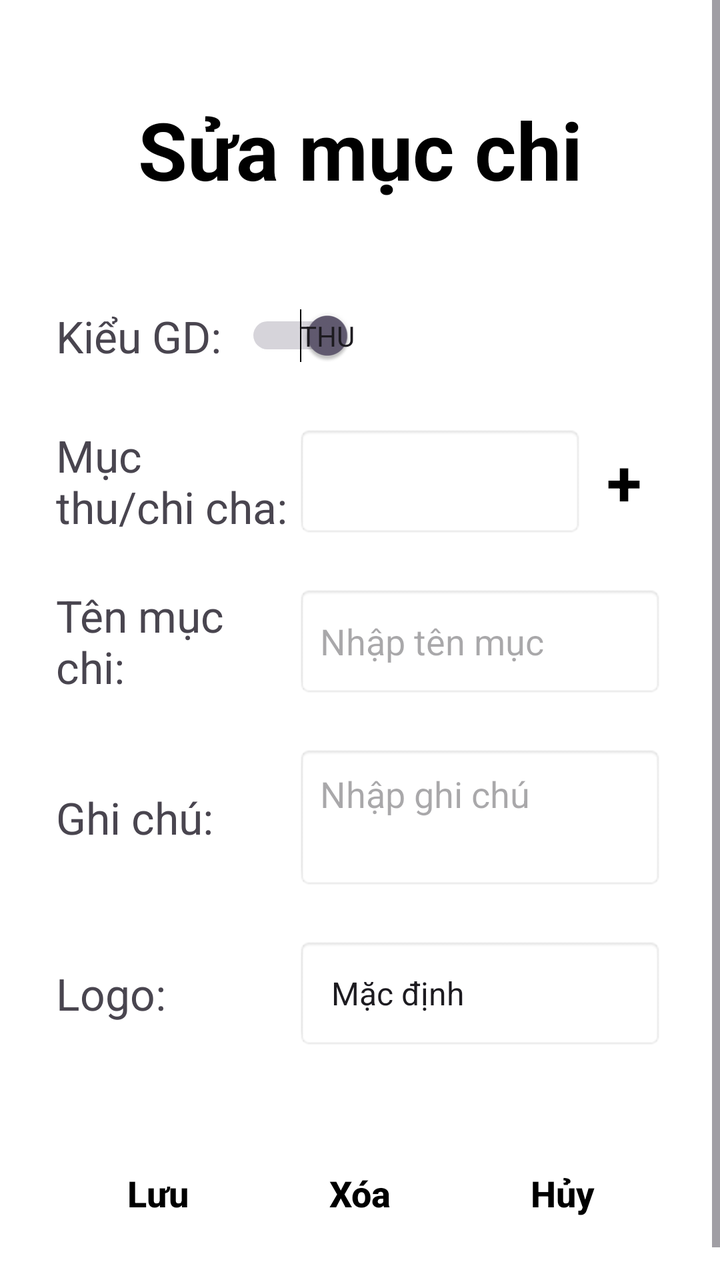
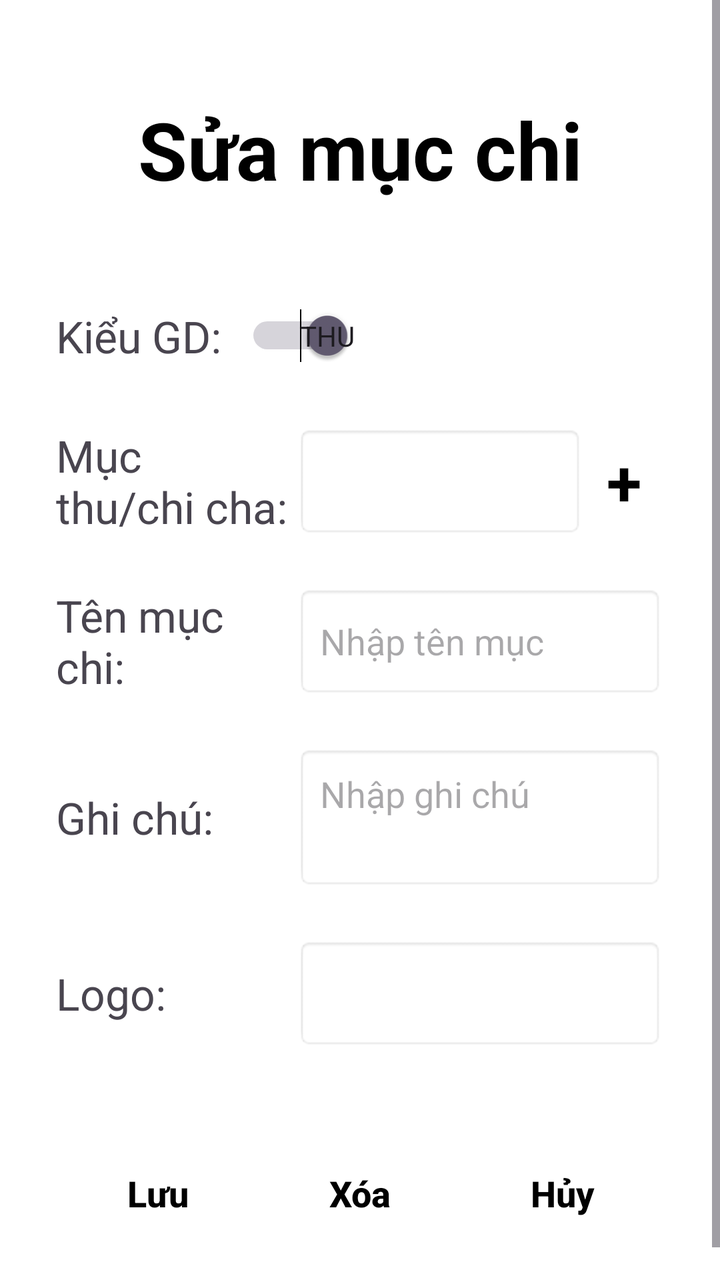

Two renders of the same Android screen: before a commit and after it. Below are the layout's source before the change and the commit's diff.
<!-- AndroidManifest.xml: application theme Theme.Mywallet -->
<!-- res/layout/edit_category.xml -->
<?xml version="1.0" encoding="utf-8"?>
<ScrollView xmlns:android="http://schemas.android.com/apk/res/android"
    android:layout_width="match_parent"
    android:layout_height="match_parent"
    android:background="#FFFFFF"
    android:fillViewport="true"
    android:id="@+id/editCategory"
    android:fitsSystemWindows="true">

    <LinearLayout
        android:layout_width="match_parent"
        android:layout_height="wrap_content"
        android:orientation="vertical"
        android:paddingStart="28dp"
        android:paddingTop="48dp"
        android:paddingEnd="28dp"
        android:paddingBottom="32dp">

        <TextView
            android:id="@+id/tvAddTransactionTitle"
            android:layout_width="match_parent"
            android:layout_height="wrap_content"
            android:gravity="center"
            android:text="Sửa mục chi"
            android:textColor="#000000"
            android:textSize="40sp"
            android:textStyle="bold" />

        <LinearLayout
            android:layout_width="wrap_content"
            android:layout_height="wrap_content"
            android:layout_marginTop="52dp"
            android:gravity="center_vertical"
            android:orientation="horizontal">

            <TextView
                android:layout_width="wrap_content"
                android:layout_height="wrap_content"
                android:text="Kiểu GD:"
                android:textSize="22sp" />

            <Switch
                android:id="@+id/switchTransactionType"
                android:layout_width="wrap_content"
                android:layout_height="wrap_content"
                android:layout_marginStart="12dp"
                android:checked="true"
                android:showText="true"
                android:textOff="Chi"
                android:textOn="Thu" />
        </LinearLayout>

        <LinearLayout
            android:layout_width="match_parent"
            android:layout_height="wrap_content"
            android:layout_marginTop="30dp"
            android:gravity="center_vertical"
            android:orientation="horizontal">

            <TextView
                android:layout_width="120dp"
                android:layout_height="wrap_content"
                android:text="Mục\nthu/chi cha:"
                android:textSize="22sp" />

            <Spinner
                android:id="@+id/spinnerCategory"
                android:layout_width="0dp"
                android:layout_height="56dp"
                android:layout_weight="1"
                android:background="@android:drawable/editbox_background" />

            <TextView
                android:id="@+id/btnAddCategory"
                android:layout_width="40dp"
                android:layout_height="56dp"
                android:clickable="true"
                android:contentDescription="Thêm mục thu hoặc chi"
                android:focusable="true"
                android:gravity="center"
                android:text="+"
                android:textColor="#000000"
                android:textSize="32sp"
                android:textStyle="bold" />
        </LinearLayout>

        <LinearLayout
            android:layout_width="match_parent"
            android:layout_height="wrap_content"
            android:layout_marginTop="24dp"
            android:gravity="center_vertical"
            android:orientation="horizontal">

            <TextView
                android:id="@+id/tvCategoryName"
                android:layout_width="120dp"
                android:layout_height="wrap_content"
                android:text="Tên mục chi:"
                android:textSize="22sp" />

            <EditText
                android:id="@+id/edtCategoryName"
                android:layout_width="0dp"
                android:layout_height="56dp"
                android:layout_weight="1"
                android:background="@android:drawable/editbox_background"
                android:hint="Nhập tên mục"
                android:inputType="textCapSentences"
                android:paddingStart="12dp"
                android:textSize="18sp" />
        </LinearLayout>

        <LinearLayout
            android:layout_width="match_parent"
            android:layout_height="wrap_content"
            android:layout_marginTop="24dp"
            android:gravity="center_vertical"
            android:orientation="horizontal">

            <TextView
                android:layout_width="120dp"
                android:layout_height="wrap_content"
                android:text="Ghi chú:"
                android:textSize="22sp" />

            <EditText
                android:id="@+id/edtNote"
                android:layout_width="0dp"
                android:layout_height="72dp"
                android:layout_weight="1"
                android:background="@android:drawable/editbox_background"
                android:gravity="top|start"
                android:hint="Nhập ghi chú"
                android:inputType="textMultiLine"
                android:padding="12dp"
                android:textSize="18sp" />
        </LinearLayout>

        <LinearLayout
            android:layout_width="match_parent"
            android:layout_height="wrap_content"
            android:layout_marginTop="24dp"
            android:gravity="center_vertical"
            android:orientation="horizontal">

            <TextView
                android:layout_width="120dp"
                android:layout_height="wrap_content"
                android:text="Logo:"
                android:textSize="22sp" />

            <Spinner
                android:id="@+id/spinnerCategoryLogo"
                android:entries="@array/category_logos"
                android:layout_width="0dp"
                android:layout_height="56dp"
                android:layout_weight="1"
                android:background="@android:drawable/editbox_background" />

        </LinearLayout>

        <LinearLayout
            android:layout_width="match_parent"
            android:layout_height="wrap_content"
            android:layout_marginTop="44dp"
            android:baselineAligned="false"
            android:orientation="horizontal">

            <Button
                android:id="@+id/btnSaveTransaction"
                android:layout_width="0dp"
                android:layout_height="56dp"
                android:layout_weight="1"
                android:background="@android:color/transparent"
                android:maxLines="1"
                android:minWidth="0dp"
                android:paddingStart="4dp"
                android:paddingEnd="4dp"
                android:text="Lưu"
                android:textAllCaps="false"
                android:textColor="#000000"
                android:textSize="18sp"
                android:textStyle="bold" />

            <Button
                android:id="@+id/btnDelete"
                android:layout_width="0dp"
                android:layout_height="56dp"
                android:layout_weight="1"
                android:background="@android:color/transparent"
                android:maxLines="1"
                android:minWidth="0dp"
                android:paddingStart="4dp"
                android:paddingEnd="4dp"
                android:text="Xóa"
                android:textAllCaps="false"
                android:textColor="#000000"
                android:textSize="18sp"
                android:textStyle="bold" />

            <Button
                android:id="@+id/btnCancelTransaction"
                android:layout_width="0dp"
                android:layout_height="56dp"
                android:layout_weight="1"
                android:background="@android:color/transparent"
                android:maxLines="1"
                android:minWidth="0dp"
                android:paddingStart="4dp"
                android:paddingEnd="4dp"
                android:text="Hủy"
                android:textAllCaps="false"
                android:textColor="#000000"
                android:textSize="18sp"
                android:textStyle="bold" />
        </LinearLayout>
    </LinearLayout>
</ScrollView>
<!-- resources referenced by this layout -->
<resources>
  <string-array name="category_logos">
          <item>Mặc định</item>
          <item>food.png</item>
          <item>shopping.png</item>
          <item>salary.png</item>
          <item>bonus.png</item>
      </string-array>
  <style name="Theme.Mywallet" parent="Base.Theme.Mywallet" />
  <style name="Base.Theme.Mywallet" parent="Theme.Material3.DayNight.NoActionBar">
          
          
      </style>
</resources>

<!-- the commit's change to res/layout/edit_category.xml (unified diff, before → after) -->
@@ -151,7 +151,6 @@
 
             <Spinner
                 android:id="@+id/spinnerCategoryLogo"
-                android:entries="@array/category_logos"
                 android:layout_width="0dp"
                 android:layout_height="56dp"
                 android:layout_weight="1"
<!-- resource entries referenced after the edit -->
@@ -1,12 +1,5 @@
 <!-- resources referenced by this layout -->
 <resources>
-  <string-array name="category_logos">
-          <item>Mặc định</item>
-          <item>food.png</item>
-          <item>shopping.png</item>
-          <item>salary.png</item>
-          <item>bonus.png</item>
-      </string-array>
   <style name="Theme.Mywallet" parent="Base.Theme.Mywallet" />
   <style name="Base.Theme.Mywallet" parent="Theme.Material3.DayNight.NoActionBar">
           
